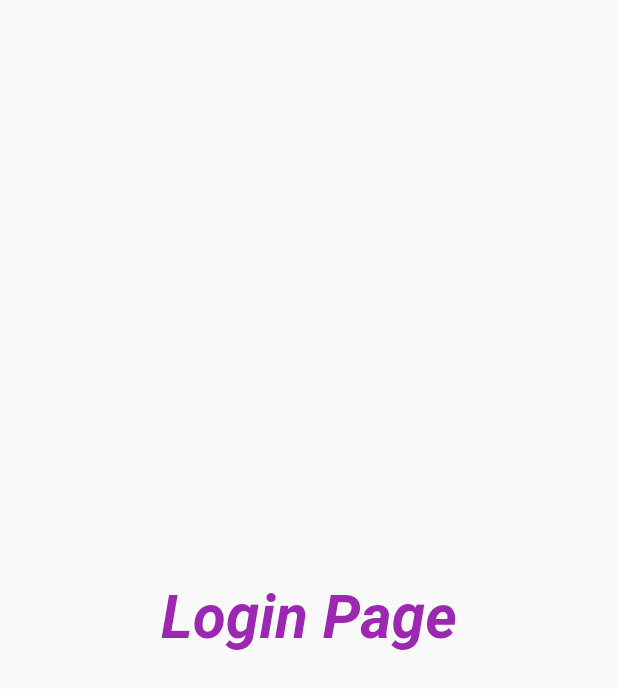
After one commit to manastechnical/learningdart, a Flutter app: the screen it shows after launch, on a phone screen of 412 x 824 dp. The commit adds this screen. Shown: the top 689 px of the screen. Run offline on Flutter 3.47's test engine with Material 2 defaults, Android fonts, the phone set to English and light mode, and no system bars.

Commit message:
day2nday3 completed

```diff
--- a/lib/main.dart
+++ b/lib/main.dart
@@ -1,15 +1,27 @@
 import 'package:flutter/material.dart';
-import 'package:learningdart/home_page.dart';
+import 'package:learningdart/pages/home_page.dart';
+import 'package:learningdart/pages/login_page.dart';
 
 void main(List<String> args) {
   runApp(MyApp());
 }
 
 class MyApp extends StatelessWidget {
-  MyApp({Key? key}) : super(key: key);
-
   @override
   Widget build(BuildContext context) {
-    return MaterialApp(home: Homepage());
+    return MaterialApp(
+      // home: Homepage(),
+      themeMode: ThemeMode.light,
+      theme: ThemeData(primarySwatch: Colors.purple),
+      darkTheme: ThemeData(
+        brightness: Brightness.dark,
+      ),
+      initialRoute: "/",
+      routes: {
+        "/": (context) => LoginPage(),
+        "/home":(context) => Homepage(),
+        "/login":(context) => LoginPage(),
+      },
+    );
   }
 }
--- /dev/null
+++ b/lib/pages/login_page.dart
@@ -0,0 +1,21 @@
+import 'package:flutter/material.dart';
+
+class LoginPage extends StatelessWidget{
+  @override
+  Widget build(BuildContext context){
+    return Material(
+      child: Center(
+        child: Text("Login Page",
+        style: TextStyle(
+          fontSize: 40,
+          color: Colors.purple,
+          fontWeight: FontWeight.bold,
+          fontStyle: FontStyle.italic
+        ),
+        textAlign: TextAlign.right
+
+        ),
+      ),
+    );
+  }
+}
```
Also changed, not shown: lib/pages/home_page.dart (renamed from lib/home_page.dart).
